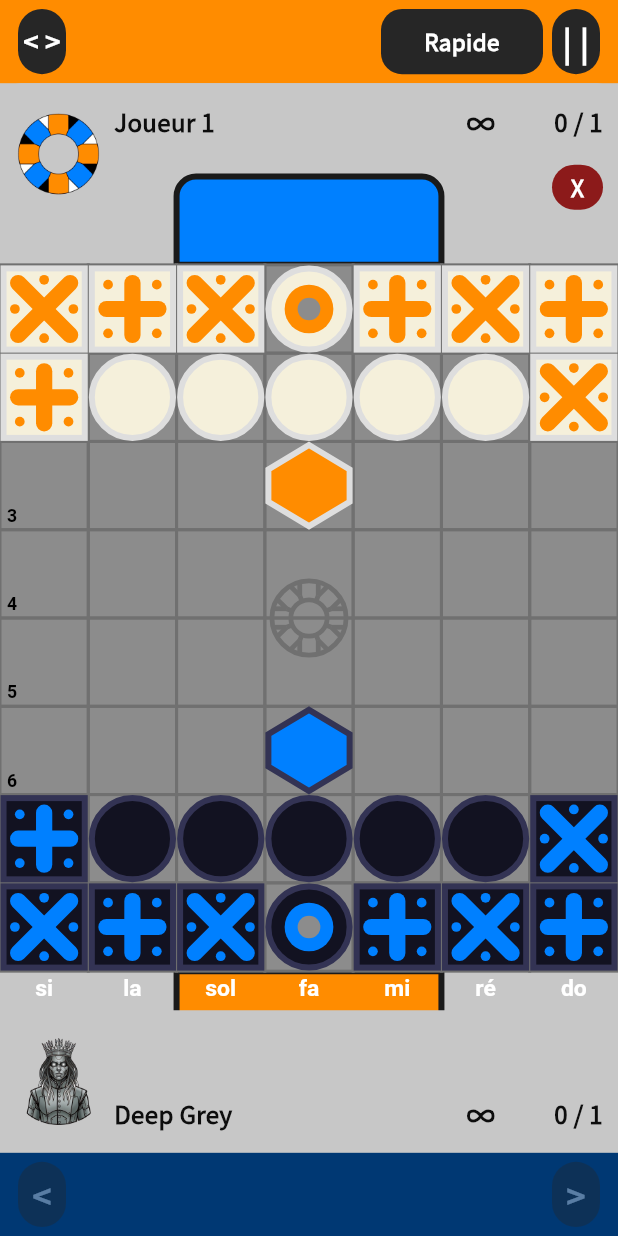
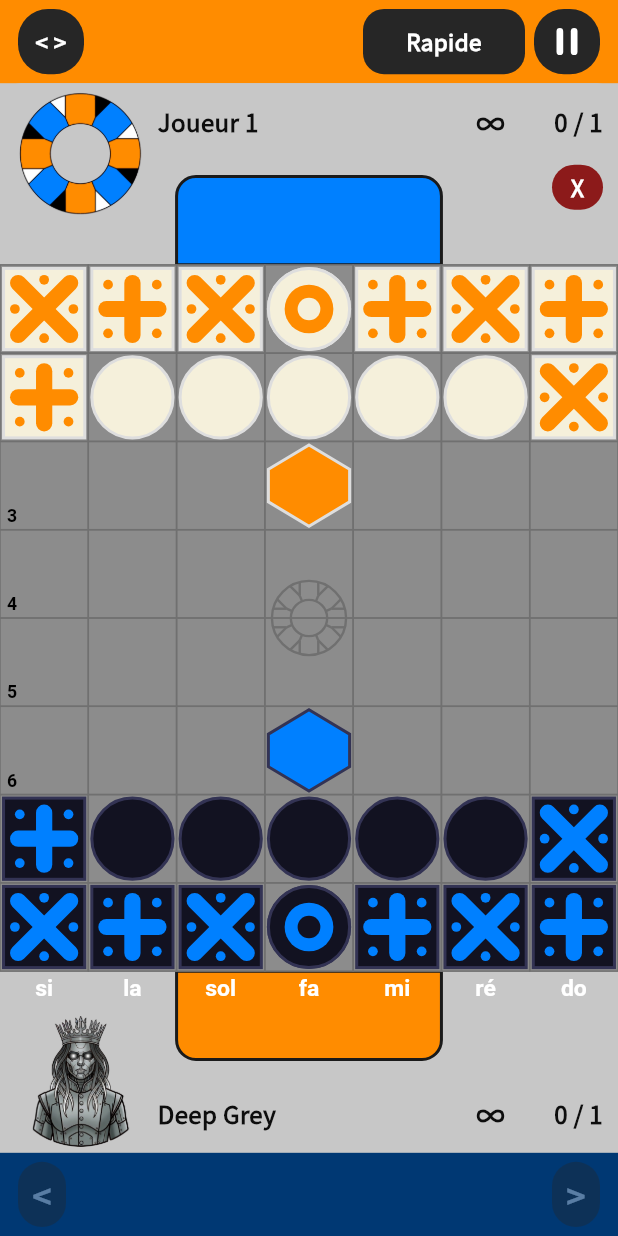
Before and after one commit to ninovieux-commits/La-Fuga, a Flutter app: the GameScreen screen opened directly, after a tap on "< >", on a phone screen of 412 x 824 dp. Run offline on Flutter 3.47's test engine with Material 3 defaults, Android fonts, the phone set to English and light mode, and no system bars; our stand-ins replace audioplayers, firebase_core, firebase_messaging, flutter_local_notifications, shared_preferences, socket_io_client; accounts and stored records are empty.

Commit message:
Le plateau par-dessus les panneaux, et cinq détails de rendu
D'après tes captures :

- **La zone de ralliement du bas ne rentrait pas.** Chez Kivy le plateau
  est un CALQUE posé par-dessus la pile, calé sur l'emplacement qui lui est
  réservé : ses bandes de ralliement débordent volontairement dans les
  panneaux. Le mien était rangé dans la colonne, donc rogné. `GameLayout`
  refait cette pile (7 / 12 / 66 / 12 / 7) avec le plateau au-dessus.
- **Traits trop épais** : je doublais l'épaisseur de TOUS les traits, alors
  que seule la croix des pièces carrées le demandait. Contours, grille et
  cadres reprennent l'épaisseur de Kivy telle quelle.
- **L'Héritier a un vrai trou** : le disque central est effacé dans un
  calque, au lieu d'être peint à la couleur du plateau. Il se voit donc
  aussi sur un plateau à image et sur une zone de ralliement.
- **Les avatars étaient trop petits** : chez Kivy l'avatar est un carré de
  TOUTE la hauteur du panneau (sa largeur suit sa hauteur), et le `S(58)`
  du constructeur n'est qu'un point de départ. Fond toujours absent.
- **Le bouton pause** : deux barres dessinées plutôt que le texte « | | »,
  qui débordait de la touche et tombait de travers. Les touches rondes
  passent de 32 à 44 de large.

Co-Authored-By: Claude Opus 5 <noreply@anthropic.com>
Claude-Session: https://claude.ai/code/session_01Q1cbn5Ugh29j9rELgAbhqR

```diff
--- a/lib/ui/screens/game_screen.dart
+++ b/lib/ui/screens/game_screen.dart
@@ -30,6 +30,7 @@ import '../../state/ai_memory.dart';
 import '../../state/settings.dart';
 import '../widgets/deep_grey_dialog.dart';
 import '../widgets/game_board_view.dart';
+import '../widgets/game_layout.dart';
 import '../widgets/end_dialogs.dart';
 import '../widgets/game_top_bar.dart';
 import '../widgets/move_strip.dart';
@@ -578,18 +579,10 @@ class _GameScreenState extends State<GameScreen> with SlideAnimation {
     return Scaffold(
       backgroundColor: palette.menu,
       body: SafeArea(
-        child: Column(
-          children: [
-            // Les proportions de Kivy : 7 % de bandeau, 12 % de panneau,
-            // 66 % de plateau, 12 %, 7 %.
-            Expanded(flex: 7, child: _topBar(palette, topCamp)),
-            Expanded(
-              flex: 12,
-              child: _playerPanel(palette, topCamp, mirrored: false),
-            ),
-            Expanded(
-              flex: 66,
-              child: GameBoardView(
+        child: GameLayout(
+          topBar: _topBar(palette, topCamp),
+          topPanel: _playerPanel(palette, topCamp, mirrored: false),
+          board: GameBoardView(
             board: _shownBoard,
             palette: palette,
             flipped: flipped,
@@ -606,14 +599,8 @@ class _GameScreenState extends State<GameScreen> with SlideAnimation {
             slideToken: slideToken,
             slideDuration: slideDuration,
           ),
-            ),
-            Expanded(
-              flex: 12,
-              child: _playerPanel(palette, bottomCamp, mirrored: true),
-            ),
-            Expanded(
-              flex: 7,
-              child: MoveStrip(
+          bottomPanel: _playerPanel(palette, bottomCamp, mirrored: true),
+          moveStrip: MoveStrip(
             moves: _game.history,
             activeIndex: _viewingIndex,
             color: _campColor(palette, bottomCamp),
@@ -621,8 +608,6 @@ class _GameScreenState extends State<GameScreen> with SlideAnimation {
             randomCode: widget.randomCode,
             onSelect: _viewMove,
           ),
-            ),
-          ],
         ),
       ),
     );
--- a/lib/ui/widgets/board_painter.dart
+++ b/lib/ui/widgets/board_painter.dart
@@ -59,7 +59,7 @@ final class BoardBackgroundPainter extends CustomPainter {
         Paint()
           ..color = const Color(0xFF1A1A1A)
           ..style = PaintingStyle.stroke
-          ..strokeWidth = kivyLine(2),
+          ..strokeWidth = 2,
       );
     }
 
@@ -90,7 +90,7 @@ final class BoardBackgroundPainter extends CustomPainter {
     final gridPaint = Paint()
       ..color = palette.grid
       ..style = PaintingStyle.stroke
-      ..strokeWidth = kivyLine(1);
+      ..strokeWidth = 1;
     for (var c = 0; c < kCols; c++) {
       for (var r = 0; r < kRows; r++) {
         canvas.drawRect(g.cellRect(c, r), gridPaint);
@@ -105,7 +105,7 @@ final class BoardBackgroundPainter extends CustomPainter {
       boardRect.center.dy,
       g.cellSize * 0.42,
       color: palette.grid,
-      strokeWidth: kivyLine(1.6),
+      strokeWidth: 1.6,
     );
 
     _paintAnnotations(canvas, g);
@@ -244,7 +244,7 @@ final class BoardPiecesPainter extends CustomPainter {
       final frame = Paint()
         ..color = color
         ..style = PaintingStyle.stroke
-        ..strokeWidth = kivyLine(2.4);
+        ..strokeWidth = 2.4;
       for (final cell in last.framedCells) {
         if (!cell.onBoard) continue;
         canvas.drawRect(g.cellRect(cell.col, cell.row).inflate(1), frame);
--- /dev/null
+++ b/lib/ui/widgets/game_layout.dart
@@ -0,0 +1,70 @@
+/// Disposition d'un écran de jeu — portage de la pile de `GameScreen._build`
+/// (main.py).
+///
+/// Cinq bandes, aux proportions de Kivy : bandeau des touches (7 %), panneau
+/// du joueur du haut (12 %), plateau (66 %), panneau du bas (12 %), bandeau
+/// des coups (7 %).
+///
+/// Le plateau est posé **par-dessus** le reste, sur l'emplacement qui lui est
+/// réservé : ses zones de ralliement débordent volontairement dans les
+/// panneaux, comme chez Kivy où `board_w` est ajouté au FloatLayout APRÈS la
+/// pile et calé sur `_board_slot`. Sans cela, la bande de ralliement du bas
+/// est mangée par le panneau.
+library;
+
+import 'package:flutter/material.dart';
+
+class GameLayout extends StatelessWidget {
+  const GameLayout({
+    super.key,
+    required this.topBar,
+    required this.topPanel,
+    required this.board,
+    required this.bottomPanel,
+    required this.moveStrip,
+    this.notice,
+  });
+
+  final Widget topBar;
+  final Widget topPanel;
+  final Widget board;
+  final Widget bottomPanel;
+  final Widget moveStrip;
+
+  /// Bandeau d'avertissement facultatif, sous le bandeau des touches.
+  final Widget? notice;
+
+  @override
+  Widget build(BuildContext context) => LayoutBuilder(
+    builder: (context, box) {
+      // 7 + 12 + 66 + 12 + 7 = 104 parts.
+      final unit = box.maxHeight / 104;
+      final bar = unit * 7;
+      final panel = unit * 12;
+      final board = unit * 66;
+
+      return Stack(
+        clipBehavior: Clip.none,
+        children: [
+          Column(
+            children: [
+              SizedBox(height: bar, child: topBar),
+              if (notice != null) notice!,
+              SizedBox(height: panel, child: topPanel),
+              SizedBox(height: board),
+              SizedBox(height: panel, child: bottomPanel),
+              SizedBox(height: bar, child: moveStrip),
+            ],
+          ),
+          Positioned(
+            top: bar + panel,
+            left: 0,
+            right: 0,
+            height: board,
+            child: this.board,
+          ),
+        ],
+      );
+    },
+  );
+}
--- a/lib/ui/widgets/game_top_bar.dart
+++ b/lib/ui/widgets/game_top_bar.dart
@@ -75,7 +75,7 @@ class GameTopBar extends StatelessWidget {
     padding: const EdgeInsets.symmetric(horizontal: 12, vertical: 6),
     child: Row(
       children: [
-        _round('< >', onFlip, fontSize: 18, tooltip: T('Retourner le plateau')),
+        _round('< >', onFlip, fontSize: 15, tooltip: T('Retourner le plateau')),
         if (onMenu != null) ...[
           const SizedBox(width: 6),
           _wide(
@@ -122,12 +122,34 @@ class GameTopBar extends StatelessWidget {
           ),
           const SizedBox(width: 6),
         ],
-        _round(
-          pauseLabel,
-          onPause,
-          fontSize: 22,
-          tooltip: pauseLabel == '| |' ? T('Pause') : T('Retour'),
-        ),
+        if (pauseLabel == '| |')
+          Tooltip(
+            message: T('Pause'),
+            child: SizedBox(
+              width: 44,
+              height: double.infinity,
+              child: Material(
+                color: kBarButtonDark,
+                borderRadius: BorderRadius.circular(20),
+                child: InkWell(
+                  borderRadius: BorderRadius.circular(20),
+                  onTap: onPause,
+                  // Deux barres dessinées plutôt que le texte « | | » : à
+                  // cette taille, le glyphe débordait de la touche et
+                  // tombait de travers.
+                  child: const Center(
+                    child: SizedBox(
+                      width: 14,
+                      height: 18,
+                      child: CustomPaint(painter: _PausePainter()),
+                    ),
+                  ),
+                ),
+              ),
+            ),
+          )
+        else
+          _round(pauseLabel, onPause, fontSize: 16, tooltip: T('Retour')),
       ],
     ),
   );
@@ -141,7 +163,7 @@ class GameTopBar extends StatelessWidget {
   }) => _button(
     label,
     onPressed,
-    width: 32,
+    width: 44,
     color: kBarButtonDark,
     radius: 20,
     fontSize: fontSize,
@@ -201,3 +223,27 @@ class GameTopBar extends StatelessWidget {
     return tooltip == null ? button : Tooltip(message: tooltip, child: button);
   }
 }
+
+/// Les deux barres de la pause, centrées à coup sûr.
+final class _PausePainter extends CustomPainter {
+  const _PausePainter();
+
+  @override
+  void paint(Canvas canvas, Size size) {
+    final barWidth = size.width * 0.32;
+    final paint = Paint()..color = Colors.white;
+    final radius = Radius.circular(barWidth / 2);
+    for (final left in [0.0, size.width - barWidth]) {
+      canvas.drawRRect(
+        RRect.fromRectAndRadius(
+          Rect.fromLTWH(left, 0, barWidth, size.height),
+          radius,
+        ),
+        paint,
+      );
+    }
+  }
+
+  @override
+  bool shouldRepaint(_PausePainter old) => false;
+}
--- a/lib/ui/widgets/piece_painter.dart
+++ b/lib/ui/widgets/piece_painter.dart
@@ -88,7 +88,7 @@ void paintPiece(
   final line = Paint()
     ..color = stroke
     ..style = PaintingStyle.stroke
-    ..strokeWidth = kivyLine(outlineWidth);
+    ..strokeWidth = outlineWidth;
   final acc = Paint()
     ..color = accent
     ..strokeCap = StrokeCap.round;
@@ -186,11 +186,21 @@ void paintPiece(
         }
         canvas.drawCircle(centre, inner / 2, line);
       } else {
-        // Anneau d'accent, puis un « trou » peint à la couleur du plateau :
-        // l'illusion de transparence du rendu Kivy.
+        // Anneau d'accent, puis un VRAI trou : on efface le disque central
+        // dans un calque, pour que le plateau se voie au travers — une
+        // pastille peinte à sa couleur ne collerait pas sur un plateau à
+        // image, ni sur une zone de ralliement.
         final d = inner * 0.20;
+        canvas.saveLayer(rect, Paint());
+        canvas.drawCircle(centre, inner / 2, fill);
+        canvas.drawCircle(centre, inner / 2, line);
         canvas.drawCircle(centre, (inner - 2 * d) / 2, Paint()..color = accent);
-        canvas.drawCircle(centre, inner * 0.14, Paint()..color = boardColor);
+        canvas.drawCircle(
+          centre,
+          inner * 0.14,
+          Paint()..blendMode = BlendMode.clear,
+        );
+        canvas.restore();
       }
 
     case PieceType.chevalier:
--- a/lib/ui/widgets/player_panel.dart
+++ b/lib/ui/widgets/player_panel.dart
@@ -161,12 +161,12 @@ class PlayerPanel extends StatelessWidget {
         ),
         child: Row(
           children: [
-            // L'avatar de Kivy est carré et occupe toute la hauteur.
+            // L'avatar de Kivy est carré et occupe TOUTE la hauteur du
+            // panneau : sa largeur suit sa hauteur (`bind(height=…)`), la
+            // valeur `S(58)` du constructeur n'est qu'un point de départ.
             ProfilePhoto(
               photo: photo,
-              size: box.maxHeight.isFinite
-                  ? math.min(box.maxHeight - 8, 58)
-                  : 52,
+              size: box.maxHeight.isFinite ? box.maxHeight - 8 : 52,
             ),
             const SizedBox(width: 8),
             Expanded(
--- a/lib/ui/widgets/theme_preview.dart
+++ b/lib/ui/widgets/theme_preview.dart
@@ -75,11 +75,11 @@ class _PreviewPainter extends CustomPainter {
       canvas.drawRect(board, Paint()..color = palette.board);
     }
 
-    // La grille de Kivy : `Line(width: S(1))`, soit deux pixels à l'écran.
+    // La grille de Kivy.
     final grid = Paint()
       ..color = palette.grid
       ..style = PaintingStyle.stroke
-      ..strokeWidth = kivyLine(1);
+      ..strokeWidth = 1;
     for (var i = 0; i <= n; i++) {
       canvas.drawLine(
         Offset(ox + i * cs, oy),
```
Also changed, not shown: lib/theme/themes.dart (+7 -5 lines), lib/ui/screens/corr_game_screen.dart (+37 -26 lines), lib/ui/screens/online_game_screen.dart (+7 -10 lines), lib/ui/screens/replay_screen.dart (+8 -17 lines), 4 other files. Lines whose indentation alone changed are shown as unchanged.
